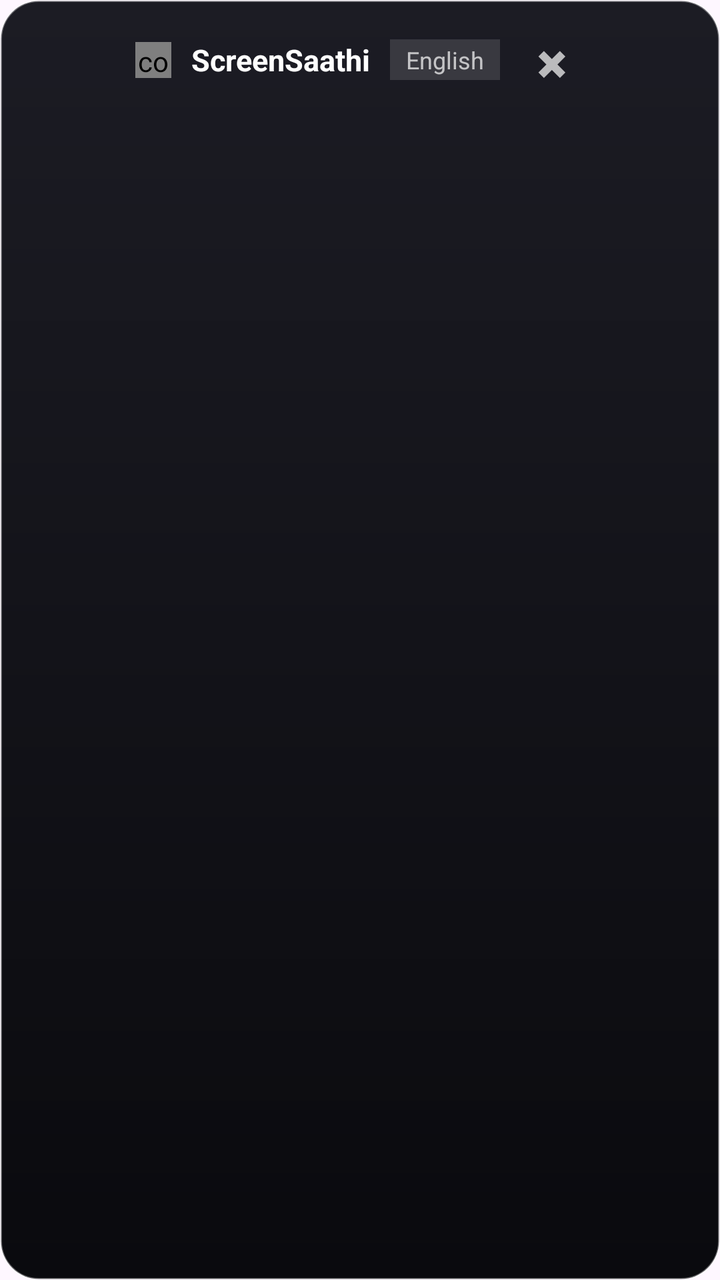
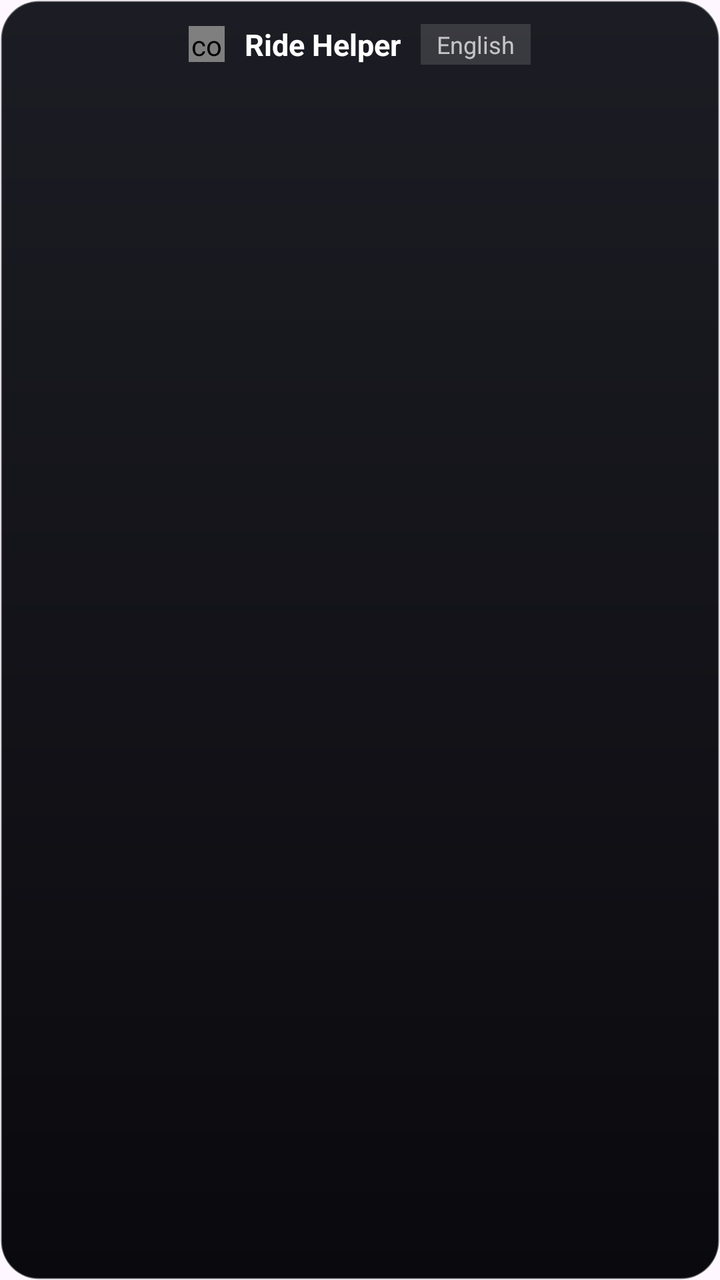

Screens rendered from an Android XML layout before and after an edit, with the pre-edit source and the edit as a unified diff.
<!-- AndroidManifest.xml: application theme Theme.ScreenSaathi -->
<!-- res/layout/overlay_pill.xml -->
<?xml version="1.0" encoding="utf-8"?>
<LinearLayout xmlns:android="http://schemas.android.com/apk/res/android"
    android:id="@+id/pill_root"
    android:layout_width="match_parent"
    android:layout_height="wrap_content"
    android:orientation="vertical"
    android:background="@drawable/pill_bg"
    android:padding="10dp"
    android:elevation="12dp">

    
    <LinearLayout
        android:id="@+id/card_body"
        android:layout_width="match_parent"
        android:layout_height="wrap_content"
        android:orientation="vertical"
        android:paddingHorizontal="8dp"
        android:paddingBottom="10dp"
        android:visibility="gone">

        <TextView
            android:id="@+id/instruction_text"
            android:layout_width="match_parent"
            android:layout_height="wrap_content"
            android:text="Tap the mic and tell me what you want to do."
            android:textColor="@color/saathi_text"
            android:textSize="16sp"
            android:lineSpacingExtra="2dp"
            android:paddingBottom="12dp"
            android:maxLines="3"
            android:ellipsize="end" />

        
        <LinearLayout
            android:id="@+id/choice_row"
            android:layout_width="match_parent"
            android:layout_height="wrap_content"
            android:orientation="horizontal"
            android:paddingBottom="10dp"
            android:visibility="gone">

            <TextView
                android:id="@+id/choice_0"
                android:layout_width="0dp"
                android:layout_height="60dp"
                android:layout_weight="1"
                android:background="@drawable/mic_btn_bg"
                android:gravity="center"
                android:textColor="@color/saathi_text"
                android:textSize="15sp"
                android:textStyle="bold" />

            <TextView
                android:id="@+id/choice_1"
                android:layout_width="0dp"
                android:layout_height="48dp"
                android:layout_weight="1"
                android:layout_marginStart="8dp"
                android:background="@drawable/mic_btn_bg"
                android:gravity="center"
                android:textColor="@color/saathi_text"
                android:textSize="15sp"
                android:textStyle="bold" />

            <TextView
                android:id="@+id/choice_2"
                android:layout_width="0dp"
                android:layout_height="48dp"
                android:layout_weight="1"
                android:layout_marginStart="8dp"
                android:background="@drawable/mic_btn_bg"
                android:gravity="center"
                android:textColor="@color/saathi_text"
                android:textSize="15sp"
                android:textStyle="bold" />
        </LinearLayout>

        
        <FrameLayout
            android:id="@+id/voice_slot"
            android:layout_width="match_parent"
            android:layout_height="56dp">

            <LinearLayout
                android:id="@+id/transport_row"
                android:layout_width="match_parent"
                android:layout_height="match_parent"
                android:orientation="horizontal"
                android:gravity="center_vertical">

                <ImageView
                    android:id="@+id/mic_button"
                    android:layout_width="52dp"
                    android:layout_height="52dp"
                    android:background="@drawable/mic_circle_bg"
                    android:src="@drawable/ic_mic"
                    android:scaleType="center"
                    android:contentDescription="@string/mic_label"
                    android:clickable="true"
                    android:focusable="true" />

                <TextView
                    android:id="@+id/next_button"
                    android:layout_width="0dp"
                    android:layout_height="44dp"
                    android:layout_weight="1"
                    android:layout_marginStart="10dp"
                    android:background="@drawable/ghost_btn_bg"
                    android:text="फिर बोलें"
                    android:gravity="center"
                    android:textColor="@color/saathi_text"
                    android:textSize="14sp" />

                
                <TextView
                    android:id="@+id/stop_button"
                    android:layout_width="44dp"
                    android:layout_height="44dp"
                    android:layout_marginStart="8dp"
                    android:background="@drawable/ghost_btn_bg"
                    android:text="■"
                    android:contentDescription="रोकें"
                    android:gravity="center"
                    android:textColor="@color/saathi_text_dim"
                    android:textSize="13sp" />
            </LinearLayout>

            
            <com.screensaathi.overlay.VoiceWaveformView
                android:id="@+id/waveform"
                android:layout_width="match_parent"
                android:layout_height="match_parent"
                android:clickable="true"
                android:focusable="true"
                android:visibility="gone" />
        </FrameLayout>

        
        <TextView
            android:id="@+id/debug_panel"
            android:layout_width="match_parent"
            android:layout_height="wrap_content"
            android:layout_marginTop="10dp"
            android:fontFamily="monospace"
            android:textColor="@color/saathi_text_dim"
            android:textSize="11sp"
            android:visibility="gone"
            android:text="" />
    </LinearLayout>

    
    <View
        android:id="@+id/minimized_dot"
        android:layout_width="44dp"
        android:layout_height="44dp"
        android:layout_gravity="center_horizontal"
        android:background="@drawable/mic_circle_bg"
        android:clickable="true"
        android:focusable="true"
        android:visibility="gone" />

    
    <LinearLayout
        android:id="@+id/pill_row"
        android:layout_width="wrap_content"
        android:layout_height="wrap_content"
        android:orientation="horizontal"
        android:gravity="center_vertical"
        android:layout_gravity="center_horizontal"
        android:paddingHorizontal="8dp"
        android:paddingVertical="4dp">

        
        <com.screensaathi.overlay.StateOrbView
            android:id="@+id/state_dot"
            android:layout_width="18dp"
            android:layout_height="18dp" />

        <TextView
            android:id="@+id/pill_label"
            android:layout_width="wrap_content"
            android:layout_height="wrap_content"
            android:layout_marginStart="10dp"
            android:text="ScreenSaathi"
            android:textColor="@color/saathi_text"
            android:textSize="15sp"
            android:textStyle="bold" />

        
        <TextView
            android:id="@+id/language_chip"
            android:layout_width="wrap_content"
            android:layout_height="wrap_content"
            android:layout_marginStart="10dp"
            android:paddingHorizontal="8dp"
            android:paddingVertical="2dp"
            android:background="#22FFFFFF"
            android:text="English"
            android:textColor="@color/saathi_text_dim"
            android:textSize="12sp" />
            
        <TextView
            android:id="@+id/close_button"
            android:layout_width="32dp"
            android:layout_height="32dp"
            android:layout_marginStart="10dp"
            android:text="✖"
            android:gravity="center"
            android:textColor="@color/saathi_text_dim"
            android:textSize="18sp"
            android:clickable="true"
            android:focusable="true" />
    </LinearLayout>
</LinearLayout>
<!-- resources referenced by this layout -->
<resources>
  <color name="saathi_text">#FFFFFFFF</color>
  <color name="saathi_text_dim">#B3FFFFFF</color>
  <!-- drawable ghost_btn_bg (drawable) -->
  <?xml version="1.0" encoding="utf-8"?>
  <shape xmlns:android="http://schemas.android.com/apk/res/android"
      android:shape="rectangle">
      <solid android:color="#14FFFFFF" />
      <corners android:radius="12dp" />
      <stroke android:width="1dp" android:color="#26FFFFFF" />
  </shape>
  <!-- drawable ic_mic (drawable) -->
  <?xml version="1.0" encoding="utf-8"?>
  <vector xmlns:android="http://schemas.android.com/apk/res/android"
      android:width="24dp"
      android:height="24dp"
      android:viewportWidth="24"
      android:viewportHeight="24"
      android:tint="#FFFFFFFF">
      <path
          android:fillColor="@android:color/white"
          android:pathData="M12,14c1.66,0 3,-1.34 3,-3V5c0,-1.66 -1.34,-3 -3,-3S9,3.34 9,5v6C9,12.66 10.34,14 12,14z" />
      <path
          android:fillColor="@android:color/white"
          android:pathData="M17,11c0,2.76 -2.24,5 -5,5s-5,-2.24 -5,-5H5c0,3.53 2.61,6.43 6,6.92V21h2v-3.08c3.39,-0.49 6,-3.39 6,-6.92H17z" />
  </vector>
  <!-- drawable mic_btn_bg (drawable) -->
  <?xml version="1.0" encoding="utf-8"?>
  <shape xmlns:android="http://schemas.android.com/apk/res/android"
      android:shape="oval">
      <solid android:color="@color/saathi_accent" />
  </shape>
  <!-- drawable mic_circle_bg (drawable) -->
  <?xml version="1.0" encoding="utf-8"?>
  <shape xmlns:android="http://schemas.android.com/apk/res/android"
      android:shape="oval">
      <solid android:color="#26FFFFFF" />
      <stroke android:width="1dp" android:color="#3DFFFFFF" />
  </shape>
  <!-- drawable pill_bg (drawable) -->
  <?xml version="1.0" encoding="utf-8"?>
  <shape xmlns:android="http://schemas.android.com/apk/res/android"
      android:shape="rectangle">
      <gradient
          android:angle="270"
          android:startColor="#1C1C24"
          android:endColor="#0A0A0E" />
      <corners android:radius="19dp" />
      <stroke android:width="1dp" android:color="#59FFFFFF" />
  </shape>
  <string name="mic_label">जगह बोलें</string>
  <style name="Theme.ScreenSaathi" parent="Theme.Material3.DayNight.NoActionBar">
          <item name="colorPrimary">@color/saathi_accent</item>
      </style>
  <color name="saathi_accent">#FF4D8DFF</color>
</resources>

<!-- the commit's change to res/layout/overlay_pill.xml (unified diff, before → after) -->
@@ -5,7 +5,7 @@
     android:layout_height="wrap_content"
     android:orientation="vertical"
     android:background="@drawable/pill_bg"
-    android:padding="10dp"
+    android:padding="8dp"
     android:elevation="12dp">
 
     
@@ -15,20 +15,37 @@
         android:layout_height="wrap_content"
         android:orientation="vertical"
         android:paddingHorizontal="8dp"
-        android:paddingBottom="10dp"
+        android:paddingBottom="6dp"
         android:visibility="gone">
 
-        <TextView
-            android:id="@+id/instruction_text"
-            android:layout_width="match_parent"
-            android:layout_height="wrap_content"
-            android:text="Tap the mic and tell me what you want to do."
-            android:textColor="@color/saathi_text"
-            android:textSize="16sp"
-            android:lineSpacingExtra="2dp"
-            android:paddingBottom="12dp"
-            android:maxLines="3"
-            android:ellipsize="end" />
+        <FrameLayout
+            android:layout_width="match_parent"
+            android:layout_height="wrap_content">
+
+            <TextView
+                android:id="@+id/instruction_text"
+                android:layout_width="match_parent"
+                android:layout_height="wrap_content"
+                android:paddingEnd="48dp"
+                android:paddingBottom="8dp"
+                android:text="Tap the mic and tell me what you want to do."
+                android:textColor="@color/saathi_text"
+                android:textSize="16sp"
+                android:lineSpacingExtra="2dp"
+                android:maxLines="3"
+                android:ellipsize="end" />
+
+            <ImageView
+                android:id="@+id/close_button"
+                android:layout_width="44dp"
+                android:layout_height="44dp"
+                android:layout_gravity="top|end"
+                android:src="@drawable/ic_close"
+                android:scaleType="center"
+                android:contentDescription="छोटा करें"
+                android:clickable="true"
+                android:focusable="true" />
+        </FrameLayout>
 
         
         <LinearLayout
@@ -149,12 +166,14 @@
     </LinearLayout>
 
     
-    <View
+    <ImageView
         android:id="@+id/minimized_dot"
         android:layout_width="44dp"
         android:layout_height="44dp"
         android:layout_gravity="center_horizontal"
-        android:background="@drawable/mic_circle_bg"
+        android:src="@mipmap/ic_launcher_round"
+        android:scaleType="fitCenter"
+        android:contentDescription="Start a ride with Ride Helper"
         android:clickable="true"
         android:focusable="true"
         android:visibility="gone" />
@@ -181,7 +200,7 @@
             android:layout_width="wrap_content"
             android:layout_height="wrap_content"
             android:layout_marginStart="10dp"
-            android:text="ScreenSaathi"
+            android:text="Ride Helper"
             android:textColor="@color/saathi_text"
             android:textSize="15sp"
             android:textStyle="bold" />
@@ -199,16 +218,5 @@
             android:textColor="@color/saathi_text_dim"
             android:textSize="12sp" />
             
-        <TextView
-            android:id="@+id/close_button"
-            android:layout_width="32dp"
-            android:layout_height="32dp"
-            android:layout_marginStart="10dp"
-            android:text="✖"
-            android:gravity="center"
-            android:textColor="@color/saathi_text_dim"
-            android:textSize="18sp"
-            android:clickable="true"
-            android:focusable="true" />
     </LinearLayout>
 </LinearLayout>
<!-- resource entries referenced after the edit -->
@@ -10,6 +10,19 @@
       <corners android:radius="12dp" />
       <stroke android:width="1dp" android:color="#26FFFFFF" />
   </shape>
+  <!-- drawable ic_close (drawable) -->
+  <vector xmlns:android="http://schemas.android.com/apk/res/android"
+      android:width="24dp"
+      android:height="24dp"
+      android:viewportWidth="24"
+      android:viewportHeight="24">
+      <path
+          android:fillColor="@android:color/transparent"
+          android:strokeColor="@color/saathi_text"
+          android:strokeWidth="2.5"
+          android:strokeLineCap="round"
+          android:pathData="M5,5 L19,19 M19,5 L5,19" />
+  </vector>
   <!-- drawable ic_mic (drawable) -->
   <?xml version="1.0" encoding="utf-8"?>
   <vector xmlns:android="http://schemas.android.com/apk/res/android"
@@ -49,10 +62,17 @@
       <corners android:radius="19dp" />
       <stroke android:width="1dp" android:color="#59FFFFFF" />
   </shape>
+  <!-- mipmap ic_launcher_round (mipmap-anydpi-v26) -->
+  <?xml version="1.0" encoding="utf-8"?>
+  <adaptive-icon xmlns:android="http://schemas.android.com/apk/res/android">
+      <background android:drawable="@color/ic_launcher_background" />
+      <foreground android:drawable="@drawable/ic_ride_saathi_foreground" />
+  </adaptive-icon>
   <string name="mic_label">जगह बोलें</string>
   <style name="Theme.ScreenSaathi" parent="Theme.Material3.DayNight.NoActionBar">
           <item name="colorPrimary">@color/saathi_accent</item>
       </style>
   <color name="saathi_accent">#FF4D8DFF</color>
+  <color name="ic_launcher_background">#102434</color>
 </resources>
 
